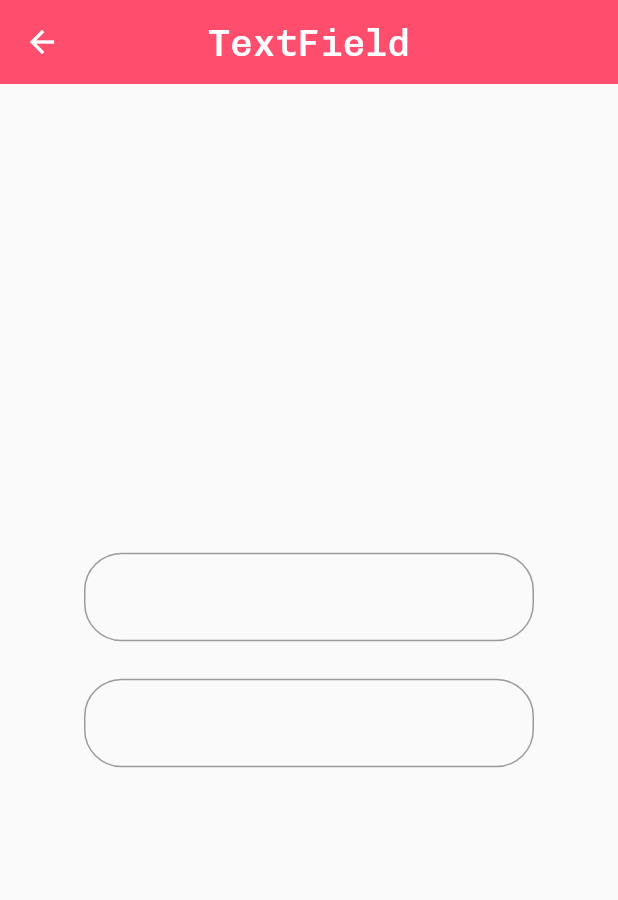
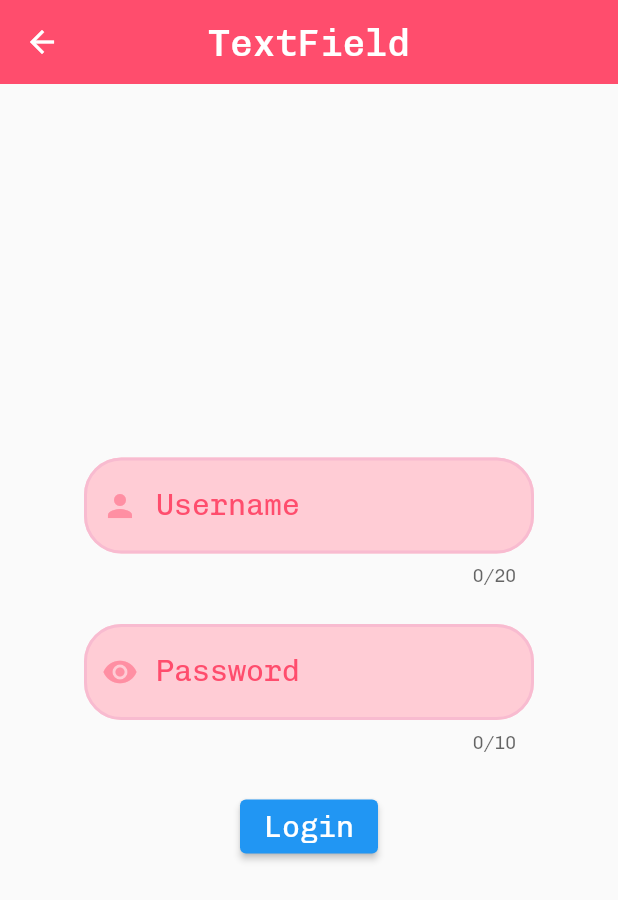
Before and after one commit to vidisha1106/chapter_4_flutter_basics, a Flutter app: the MyTextField screen opened directly, on a phone screen of 412 x 824 dp. Shown: the top 900 px of the screen. Run offline on Flutter 3.47's test engine with Material 2 defaults, Android fonts, the phone set to English and light mode, and no system bars; our stand-ins replace email_validator.

Commit message:
added : upto textfield_widget.dart         validation is still remaining

```diff
--- a/lib/textfield_widget.dart
+++ b/lib/textfield_widget.dart
@@ -1,4 +1,6 @@
 import 'package:flutter/material.dart';
+import 'package:email_validator/email_validator.dart';
+import 'package:flutter/services.dart';
 
 class MyTextField extends StatefulWidget {
   const MyTextField({Key? key}) : super(key: key);
@@ -8,6 +10,9 @@ class MyTextField extends StatefulWidget {
 }
 
 class _MyTextFieldState extends State<MyTextField> {
+  var emailText = TextEditingController();
+  var passText = TextEditingController();
+
   @override
   Widget build(BuildContext context) {
     return Scaffold(
@@ -19,26 +24,83 @@ class _MyTextFieldState extends State<MyTextField> {
         elevation: 0,
       ),
       body: Center(
-          child: Column(mainAxisAlignment: MainAxisAlignment.center,
+          child: Column(
+        mainAxisAlignment: MainAxisAlignment.center,
         children: [
           Container(
               width: 300,
               child: TextField(
+                controller: emailText,
+                inputFormatters: [FilteringTextInputFormatter.deny("[0-9]+"),FilteringTextInputFormatter.singleLineFormatter],
+                maxLength: 20,
+                cursorHeight: 25,
+                keyboardType: TextInputType.emailAddress,
+                cursorColor: Color(0xffff4d6d),
+                style: TextStyle(color: Color(0xffff4d6d), fontSize: 20),
                 decoration: InputDecoration(
-                  focusedBorder: OutlineInputBorder(borderSide: BorderSide(color: Color(0xffff4d6d))),
-                    border: OutlineInputBorder(
-                        borderRadius: BorderRadius.circular(25),
-                        borderSide: BorderSide(width: 2, color: Color(0xffff4d6d)))),
+                  filled: true,
+                  fillColor: Color(0xffffccd5),
+                  prefixIcon: Icon(Icons.person, color: Color(0xffff8fa3)),
+                  labelText: 'Username',
+                  labelStyle: TextStyle(color: Color(0xffff4d6d)),
+                  enabledBorder: OutlineInputBorder(
+                      borderSide:
+                          BorderSide(color: Color(0xfff8bbd0), width: 2),
+                      borderRadius: BorderRadius.circular(25)),
+                  focusedBorder: OutlineInputBorder(
+                      borderSide:
+                          BorderSide(color: Color(0xffff4d6d), width: 2),
+                      borderRadius: BorderRadius.circular(25)),
+                  disabledBorder: OutlineInputBorder(
+                      borderSide: BorderSide(color: Colors.black12, width: 2),
+                      borderRadius: BorderRadius.circular(25)),
+                ),
               )),
-          Container(height: 25,),
+          Container(
+            height: 25,
+          ),
           Container(
               width: 300,
               child: TextField(
+                controller: passText,
+                obscureText: true,
+                keyboardType: TextInputType.visiblePassword,
+                obscuringCharacter: '*',
+                maxLength: 10,
+                cursorHeight: 25,
+                style: TextStyle(color: Color(0xffff4d6d), fontSize: 20),
+                cursorColor: Color(0xffff4d6d),
                 decoration: InputDecoration(
-                    border: OutlineInputBorder(
-                        borderRadius: BorderRadius.circular(25),
-                        borderSide: BorderSide(width: 2, color: Color(0xffff4d6d)))),
-              ))
+                  filled: true,
+                  fillColor: Color(0xffffccd5),
+                  labelText: 'Password',
+                  labelStyle: TextStyle(color: Color(0xffff4d6d)),
+                  prefixIcon: IconButton(
+                      onPressed: () {},
+                      icon: Icon(Icons.remove_red_eye),
+                      color: Color(0xffff8fa3)),
+                  enabledBorder: OutlineInputBorder(
+                      borderSide:
+                          BorderSide(color: Color(0xfff8bbd0), width: 2),
+                      borderRadius: BorderRadius.circular(25)),
+                  focusedBorder: OutlineInputBorder(
+                      borderSide:
+                          BorderSide(color: Color(0xffff4d6d), width: 2),
+                      borderRadius: BorderRadius.circular(25)),
+                  disabledBorder: OutlineInputBorder(
+                      borderSide: BorderSide(color: Colors.black12, width: 2),
+                      borderRadius: BorderRadius.circular(25)),
+                ),
+              )),
+          Container(
+            height: 25,
+          ),
+          ElevatedButton(
+              onPressed: () {
+                String uEmail = emailText.text;
+                String uPass = passText.text;
+              },
+              child: Text("Login"))
         ],
       )),
     );
--- /dev/null
+++ b/lib/widget_lifecycle.dart
@@ -0,0 +1,15 @@
+import 'package:flutter/material.dart';
+
+class MyWidgetLifecycle extends StatefulWidget {
+  const MyWidgetLifecycle({Key? key}) : super(key: key);
+
+  @override
+  State<MyWidgetLifecycle> createState() => _MyWidgetLifecycleState();
+}
+
+class _MyWidgetLifecycleState extends State<MyWidgetLifecycle> {
+  @override
+  Widget build(BuildContext context) {
+    return const Placeholder();
+  }
+}
--- a/pubspec.yaml
+++ b/pubspec.yaml
@@ -42,6 +42,7 @@ dependencies:
 dev_dependencies:
   flutter_test:
     sdk: flutter
+  email_validator: ^2.0.1
 
   # The "flutter_lints" package below contains a set of recommended lints to
   # encourage good coding practices. The lint set provided by the package is
```
Also changed, not shown: lib/test.dart (deleted), pubspec.lock.
